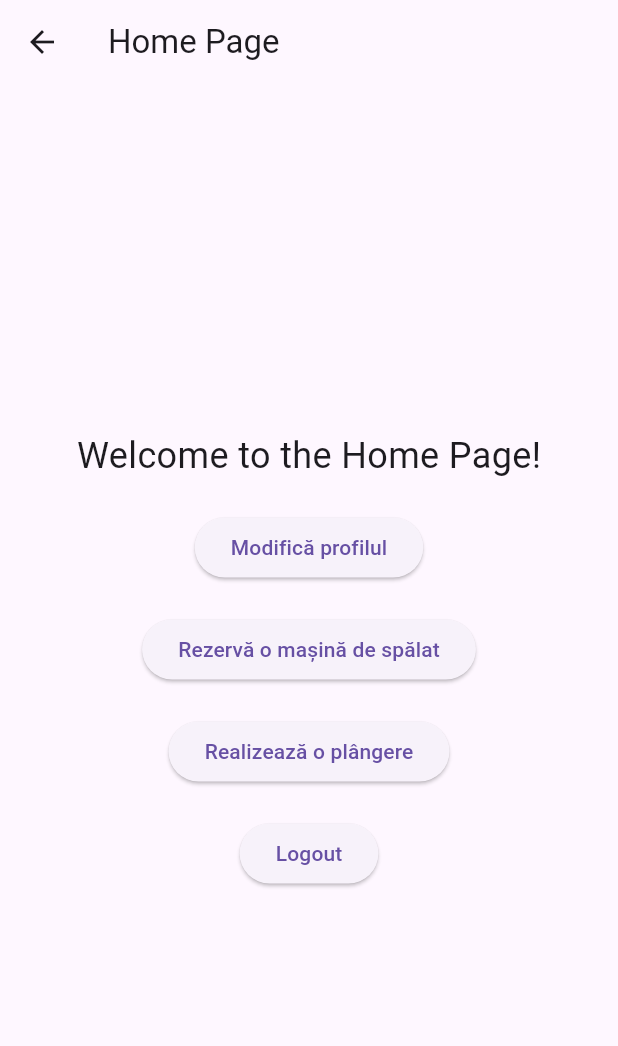
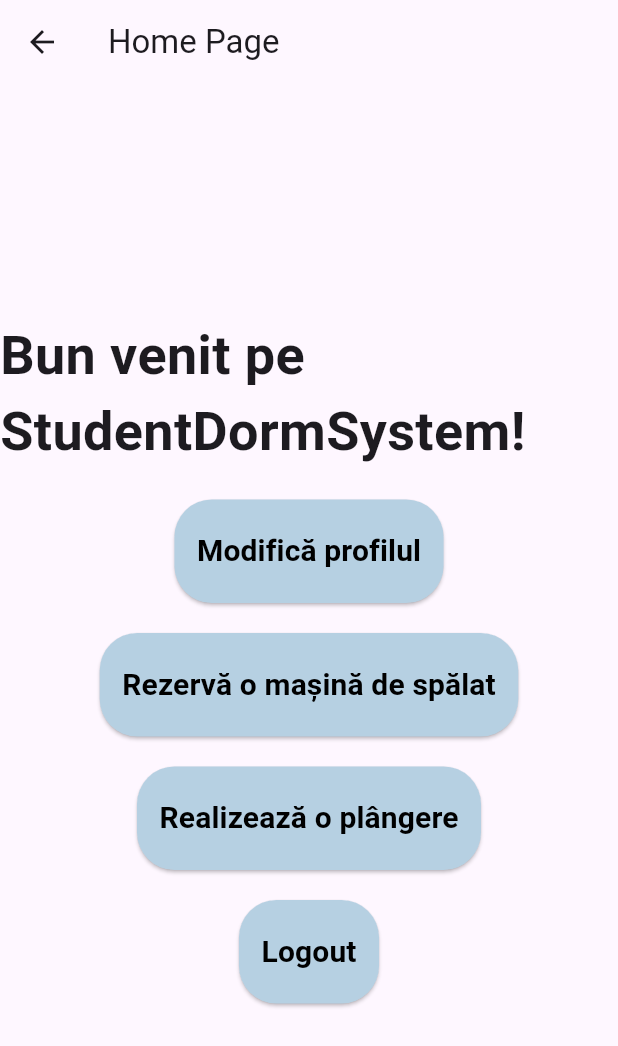
Before and after one commit to adelin232/StudentDormFrontend, a Flutter app: the HomePage screen opened directly, on a phone screen of 412 x 824 dp. Shown: the top 1046 px of the screen. Run offline on Flutter 3.47's test engine with Material 3 defaults, Android fonts, the phone set to English and light mode, and no system bars; our stand-ins replace firebase_auth, firebase_core; accounts and stored records are empty.

Commit message:
Adjust Home Page font

```diff
--- a/student_dorm_frontend/lib/home_page.dart
+++ b/student_dorm_frontend/lib/home_page.dart
@@ -29,28 +29,91 @@ class _HomePageState extends State<HomePage> {
           mainAxisAlignment: MainAxisAlignment.center,
           children: <Widget>[
             const Text(
-              'Welcome to the Home Page!',
-              style: TextStyle(fontSize: 24),
+              'Bun venit pe StudentDormSystem!',
+              style: TextStyle(
+                fontSize: 36,
+                fontWeight: FontWeight.bold,
+              ),
             ),
             const SizedBox(height: 20),
             ElevatedButton(
               onPressed: () => _navigateTo('/profile'),
-              child: const Text('Modifică profilul'),
+              style: ElevatedButton.styleFrom(
+                foregroundColor: Colors.black,
+                backgroundColor: const Color(0xFFB6D0E2),
+                shape: RoundedRectangleBorder(
+                  borderRadius: BorderRadius.circular(25.0),
+                ),
+                padding: const EdgeInsets.symmetric(
+                    vertical: 20.0, horizontal: 15.0),
+              ),
+              child: const Text(
+                'Modifică profilul',
+                style: TextStyle(
+                  fontSize: 20,
+                  fontWeight: FontWeight.bold,
+                ),
+              ),
             ),
             const SizedBox(height: 20),
             ElevatedButton(
               onPressed: () => _navigateTo('/booking'),
-              child: const Text('Rezervă o mașină de spălat'),
+              style: ElevatedButton.styleFrom(
+                foregroundColor: Colors.black,
+                backgroundColor: const Color(0xFFB6D0E2),
+                shape: RoundedRectangleBorder(
+                  borderRadius: BorderRadius.circular(25.0),
+                ),
+                padding: const EdgeInsets.symmetric(
+                    vertical: 20.0, horizontal: 15.0),
+              ),
+              child: const Text(
+                'Rezervă o mașină de spălat',
+                style: TextStyle(
+                  fontSize: 20,
+                  fontWeight: FontWeight.bold,
+                ),
+              ),
             ),
             const SizedBox(height: 20),
             ElevatedButton(
               onPressed: () => _navigateTo('/complaint'),
-              child: const Text('Realizează o plângere'),
+              style: ElevatedButton.styleFrom(
+                foregroundColor: Colors.black,
+                backgroundColor: const Color(0xFFB6D0E2),
+                shape: RoundedRectangleBorder(
+                  borderRadius: BorderRadius.circular(25.0),
+                ),
+                padding: const EdgeInsets.symmetric(
+                    vertical: 20.0, horizontal: 15.0),
+              ),
+              child: const Text(
+                'Realizează o plângere',
+                style: TextStyle(
+                  fontSize: 20,
+                  fontWeight: FontWeight.bold,
+                ),
+              ),
             ),
             const SizedBox(height: 20),
             ElevatedButton(
               onPressed: () => _logout(context),
-              child: const Text('Logout'),
+              style: ElevatedButton.styleFrom(
+                foregroundColor: Colors.black,
+                backgroundColor: const Color(0xFFB6D0E2),
+                shape: RoundedRectangleBorder(
+                  borderRadius: BorderRadius.circular(25.0),
+                ),
+                padding: const EdgeInsets.symmetric(
+                    vertical: 20.0, horizontal: 15.0),
+              ),
+              child: const Text(
+                'Logout',
+                style: TextStyle(
+                  fontSize: 20,
+                  fontWeight: FontWeight.bold,
+                ),
+              ),
             ),
           ],
         ),
```
